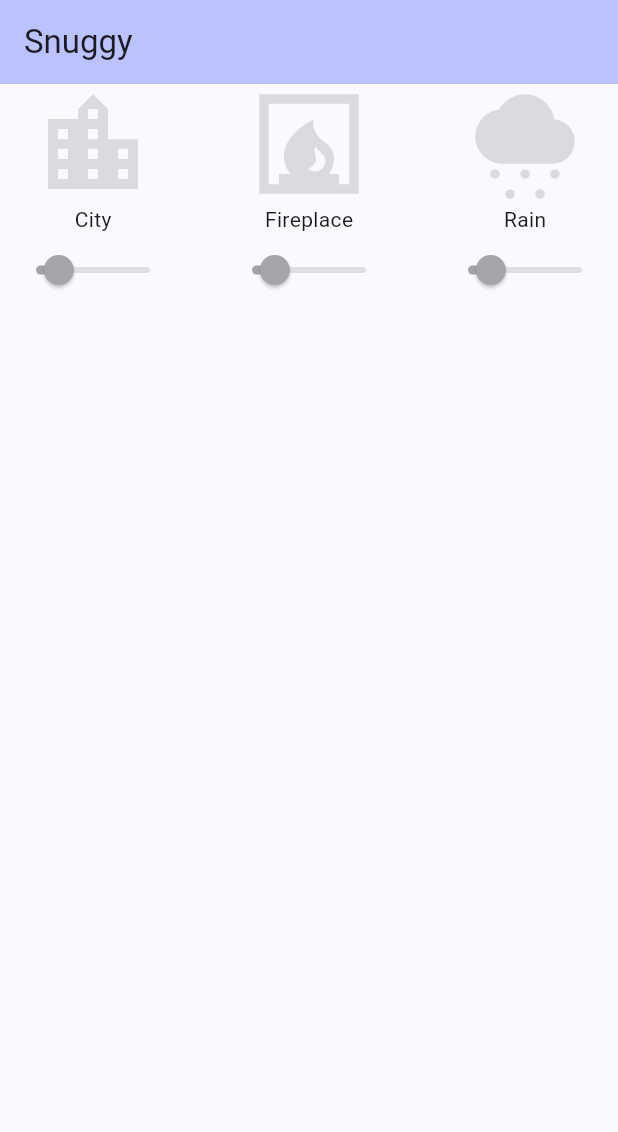
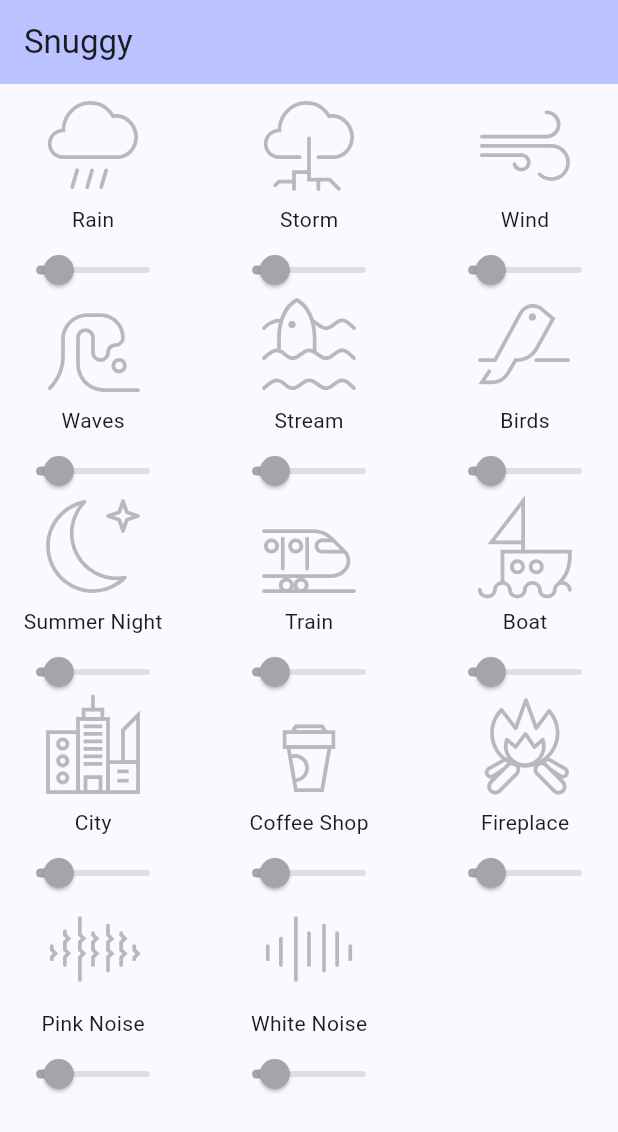
Before and after one commit to mnavarrocarter/snuggy, a Flutter app: the screen it shows after launch, on a phone screen of 412 x 824 dp. Shown: the top 1132 px of the screen. Run offline on Flutter 3.47's test engine with Material 3 defaults, Android fonts, the light colour scheme and no system bars; our stand-ins replace flutter_svg.

Commit message:
feat: custom icons

```diff
--- a/lib/main.dart
+++ b/lib/main.dart
@@ -93,17 +93,61 @@ class _MyHomePageState extends State<MyHomePage> {
         mainAxisSpacing: 10.0,
         children: const <Widget>[
           SoundWidget(
-            title: "City",
-            icon: Icons.location_city
+            title: "Rain",
+            asset: "rain"
           ),
           SoundWidget(
-            icon: Icons.fireplace,
-            title: "Fireplace"
+            title: "Storm",
+            asset: "storm"
           ),
           SoundWidget(
-            icon: Icons.cloudy_snowing,
-            title: "Rain"
+            title: "Wind",
+            asset: "wind"
           ),
+          SoundWidget(
+            title: "Waves",
+            asset: "waves"
+          ),
+          SoundWidget(
+            title: "Stream",
+            asset: "stream"
+          ),
+          SoundWidget(
+            title: "Birds",
+            asset: "birds"
+          ),
+          SoundWidget(
+            title: "Summer Night",
+            asset: "summer-night"
+          ),
+          SoundWidget(
+            title: "Train",
+            asset: "train"
+          ),
+          SoundWidget(
+            title: "Boat",
+            asset: "boat"
+          ),
+          SoundWidget(
+            title: "City",
+            asset: "city"
+          ),
+          SoundWidget(
+            title: "Coffee Shop",
+            asset: "coffee-shop"
+          ),
+          SoundWidget(
+            title: "Fireplace",
+            asset: "fireplace"
+          ),
+          SoundWidget(
+            title: "Pink Noise",
+            asset: "pink-noise"
+          ),
+          SoundWidget(
+            title: "White Noise",
+            asset: "white-noise"
+          )
         ]
       ), // This trailing comma makes auto-formatting nicer for build methods.
     );
--- a/lib/sound.dart
+++ b/lib/sound.dart
@@ -1,13 +1,14 @@
 import 'package:flutter/material.dart';
+import 'package:flutter_svg/svg.dart';
 
 @immutable
 class SoundWidget extends StatefulWidget {
   final String title;
-  final IconData icon;
+  final String asset;
 
   const SoundWidget({
     required this.title,
-    required this.icon,
+    required this.asset,
     super.key
   });
 
@@ -27,10 +28,11 @@ class _SoundWidgetState extends State<SoundWidget> {
         children: <Widget>[
           GestureDetector(
             onTap: _onIconPressed,
-            child: Icon(
-              widget.icon,
-              color: _isActive ? Colors.indigo : Colors.black12,
-              size: 80,
+            child: SvgPicture.asset(
+              "assets/icons/${widget.asset}.svg",
+              color: _isActive ? Colors.indigo : Colors.black26,
+              width: 80,
+              height: 80,
             ),
           ),
           Text(widget.title),
```
Also changed, not shown: pubspec.yaml (+17 -4 lines), assets/icons/add.svg (added), assets/icons/birds.svg (added), assets/icons/boat.svg (added), assets/icons/city.svg (added), assets/icons/coffee-shop.svg (added), assets/icons/fireplace.svg (added), assets/icons/pink-noise.svg (added), assets/icons/rain.svg (added), assets/icons/sound-wave.svg (added), assets/icons/storm.svg (added), assets/icons/stream.svg (added), assets/icons/summer-night.svg (added), assets/icons/train.svg (added), 4 more files.
